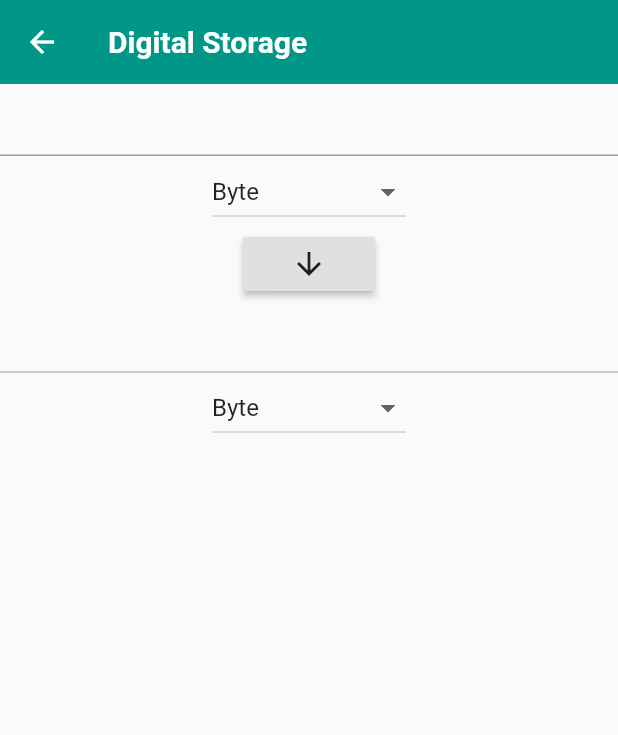
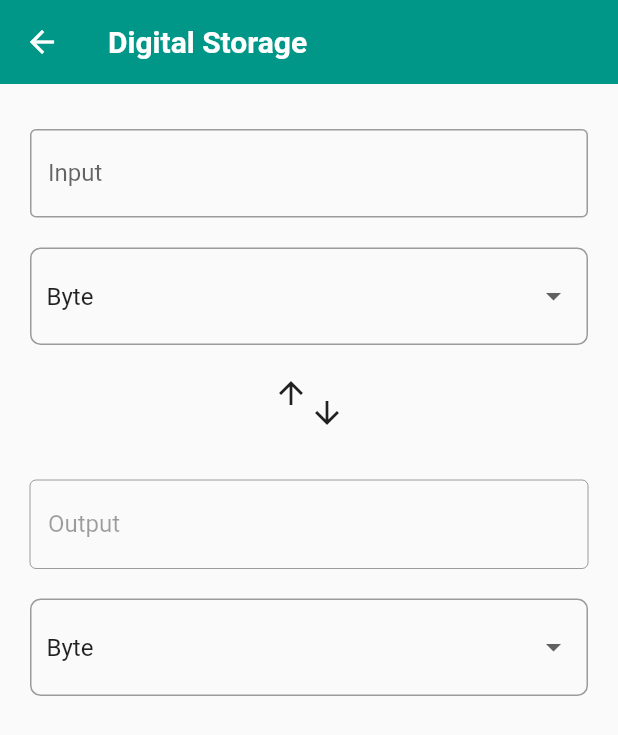
Before and after one commit to dickyboKa/Unit_Converter, a Flutter app: the screen it shows after launch, after a tap on "Digital Storage", on a phone screen of 412 x 824 dp. Shown: the top 735 px of the screen. Run offline on Flutter 3.47's test engine with Material 2 defaults, Android fonts, the phone set to English and light mode, and no system bars.

Commit message:
Refactoring View

```diff
--- a/lib/unit_scren.dart
+++ b/lib/unit_scren.dart
@@ -17,13 +17,14 @@ class UnitScreen extends StatefulWidget {
 
   @override
   State<StatefulWidget> createState() {
-    return _CustomUnitScreen(units: units, convert: convert, callback: callback);
+    return _CustomUnitScreen(
+        units: units, convert: convert, callback: callback);
   }
 }
 
 class _CustomUnitScreen extends State<UnitScreen> {
-  final inputTxtController = TextEditingController();
-  final displayTxtController = TextEditingController();
+  final inputController = TextEditingController();
+  final diplsayController = TextEditingController();
   Function(String, int, int) callback;
 
   String defaultTextA;
@@ -46,34 +47,54 @@ class _CustomUnitScreen extends State<UnitScreen> {
   void initState() {
     super.initState();
 
-    inputTxtController.addListener(_responseToChange);
+    inputController.addListener(_responseToChange);
   }
+
   _responseToChange() {
     setState(() {
-      String output = callback(inputTxtController.text, from, to);
-      displayTxtController.text = output;
+      String output = callback(inputController.text, from, to);
+      diplsayController.text = output;
     });
   }
 
   @override
   void dispose() {
-    inputTxtController.dispose();
-    displayTxtController.dispose();
+    inputController.dispose();
+    diplsayController.dispose();
     super.dispose();
   }
 
-  @override
-  Widget build(BuildContext context) {
+  Widget textView(bool enable, TextEditingController controller, String label) {
     return Container(
-        child: Column(
-      crossAxisAlignment: CrossAxisAlignment.center,
-      children: [
-        TextFormField(
-          controller: inputTxtController,
+      padding:
+          EdgeInsets.only(top: 10.0, left: 20.0, right: 20.0, bottom: 10.0),
+      child: TextFormField(
+        decoration: InputDecoration(
+          border: OutlineInputBorder(),
+          labelText: label,
+        ),
+        enabled: enable,
+        controller: controller,
         keyboardType: TextInputType.number,
       ),
-        DropdownButton<String>(
-          value: defaultTextA ?? units[0],
+    );
+  }
+
+  Widget dropDownView(bool textA) {
+    return Container(
+        padding:
+            EdgeInsets.only(top: 10.0, left: 20.0, right: 20.0, bottom: 10.0),
+        child: Container(
+            decoration: BoxDecoration(
+                borderRadius: BorderRadius.all(Radius.circular(7.0)),
+                border: Border.all(color: Colors.black38)),
+            height: 65,
+            padding: EdgeInsets.all(10.0),
+            child: DropdownButtonHideUnderline(
+                child: DropdownButton<String>(
+              isExpanded: true,
+              value:
+                  textA ? defaultTextA ?? units[0] : defaultTextB ?? units[0],
               items: units.map((String location) {
                 return DropdownMenuItem<String>(
                   value: location,
@@ -82,45 +103,48 @@ class _CustomUnitScreen extends State<UnitScreen> {
               }).toList(),
               onChanged: (String _value) {
                 setState(() {
+                  if (textA)
                     defaultTextA = _value;
+                  else
+                    defaultTextB = _value;
+
                   from = units.indexOf(_value) + 1;
-              if (inputTxtController.text.isNotEmpty) {
-                String output = callback(inputTxtController.text, from, to);
-                displayTxtController.text = output;
+                  if (inputController.text.isNotEmpty) {
+                    String output = callback(inputController.text, from, to);
+                    diplsayController.text = output;
                   }
                 });
               },
-        ),
-        RaisedButton(
-            child: Icon(Icons.arrow_downward),
-            onPressed: () {
-              setState(() {
-                displayTxtController.text = inputTxtController.text;
-              });
-            }),
-        TextField(
-          enabled: false,
-          controller: displayTxtController,
-        ),
-        DropdownButton<String>(
-          value: defaultTextB ?? units[0],
-          items: units.map((String location) {
-            return DropdownMenuItem<String>(
-              value: location,
-              child: Text(location),
+            ))));
+  }
+
+  Widget iconArrow() {
+    return Container(
+      height: 70,
+      padding: EdgeInsets.only(top: 10.0, bottom: 10),
+      child: Row(
+        mainAxisAlignment: MainAxisAlignment.center,
+        children: [
+          Padding(
+            padding: EdgeInsets.only(bottom: 40.0),
+          child: Icon(Icons.arrow_upward)),
+          Icon(Icons.arrow_downward),
+        ],
+      )
     );
-          }).toList(),
-          onChanged: (String _value) {
-            setState(() {
-              defaultTextB = _value;
-              to = units.indexOf(_value) + 1;
-              if (inputTxtController.text.isNotEmpty) {
-                String output = callback(inputTxtController.text, from, to);
-                displayTxtController.text = output;
   }
-            });
-          },
-        ),
+  @override
+  Widget build(BuildContext context) {
+    return Container(
+        padding: EdgeInsets.only(top: 20.0),
+        child: Column(
+          crossAxisAlignment: CrossAxisAlignment.center,
+          children: [
+            textView(true, inputController, "Input"),
+            dropDownView(true),
+            iconArrow(),
+            textView(false, diplsayController, "Output"),
+            dropDownView(false),
           ],
         ));
   }
```
Lines whose indentation alone changed are shown as unchanged.
